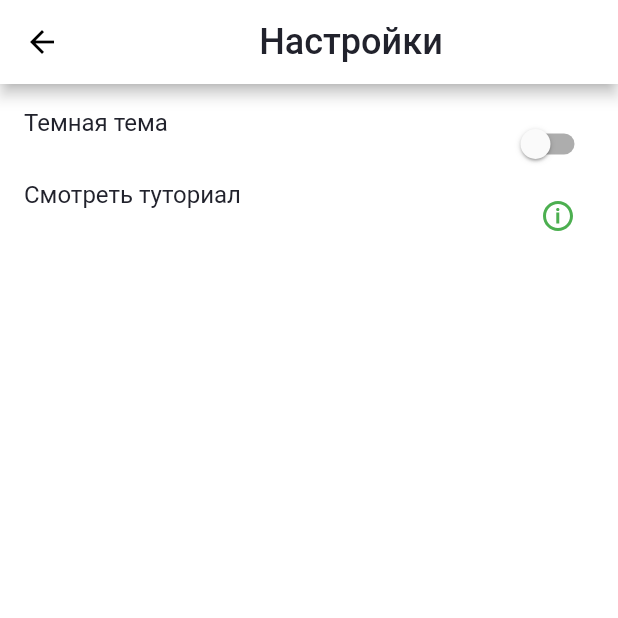
After one commit to alinalinalina123/surf-flutter-course-ruban, a Flutter app: the SettingsScreen screen opened directly, on a phone screen of 412 x 824 dp, the top half of it. The commit adds this screen. Run offline on Flutter 3.47's test engine with Material 2 defaults, Android fonts, the phone set to English and light mode, and no system bars; our stand-ins replace flutter_svg, geolocator; network calls fail.

Commit message:
Add settings page

```diff
--- a/places/lib/domain/tab_navigation_item.dart
+++ b/places/lib/domain/tab_navigation_item.dart
@@ -1,4 +1,5 @@
 import 'package:flutter/material.dart';
+import 'package:places/ui/screen/settings_screen.dart';
 import 'package:places/ui/screen/sight_list_screen.dart';
 import 'package:places/ui/screen/visiting_screen.dart';
 
@@ -31,7 +32,7 @@ class TabNavigationItem {
       title: Text(""),
     ),
     TabNavigationItem(
-      page: Scaffold(),
+      page: SettingsScreen(),
       icon: Icon(Icons.settings),
       title: Text(""),
     ),
--- a/places/lib/main.dart
+++ b/places/lib/main.dart
@@ -1,20 +1,27 @@
 import 'package:flutter/material.dart';
-import 'package:places/ui/screen/filters_screen.dart';
 import 'package:places/ui/screen/res/themes.dart';
 import 'package:places/ui/screen/tabs_screen.dart';
+import 'package:places/utils/theme_notifier.dart';
+import 'package:provider/provider.dart';
 
 void main() {
-  runApp(App());
+  runApp(
+    ChangeNotifierProvider<ThemeNotifier>(
+      create: (_) => ThemeNotifier(lightTheme),
+      child: App(),
+    ),
+  );
 }
 
 class App extends StatelessWidget {
   // This widget is the root of your application.
   @override
   Widget build(BuildContext context) {
+    final themeNotifier = Provider.of<ThemeNotifier>(context);
     return MaterialApp(
       title: 'Places app',
-      home: FiltersScreen(),
-      theme: lightTheme,
+      home: TabsScreen(),
+      theme: themeNotifier.getTheme(),
     );
   }
 }
--- a/places/lib/ui/res/assets_name.dart
+++ b/places/lib/ui/res/assets_name.dart
@@ -22,6 +22,7 @@ const noneVisitedIcon = "res/images/none_visited_icon.svg";
 
 const arrowIcon = "res/images/arrow_icon.svg";
 const ticIcon = "res/images/tick_choice.svg";
+const infoIcon = "res/images/info_icon.svg";
 
 const hotelIcon = "res/images/category/hotel.svg";
 const cafeIcon = "res/images/category/cafe.svg";
--- a/places/lib/ui/res/strings.dart
+++ b/places/lib/ui/res/strings.dart
@@ -38,3 +38,9 @@ const distanceTitle = "Расстояние";
 const rangeTitle = "от {0} до {1} км";
 const showButtonTitle = "Показать";
 const selectFilters = "Выберите фильтры";
+
+//Settings
+const settingsTitle = "Настройки";
+const darkThemeTitle = "Темная тема";
+const lightThemeTitle = "Светлая тема";
+const watchTutorialTitle = "Смотреть туториал";
--- a/places/lib/ui/screen/res/themes.dart
+++ b/places/lib/ui/screen/res/themes.dart
@@ -24,6 +24,11 @@ ThemeData darkTheme = ThemeData(
       headline3: TextStyle(
         color: dTextMain,
         fontWeight: FontWeight.w500,
+        fontStyle: FontStyle.normal,
+        fontSize: 16,
+      ),
+      headline4: TextStyle(
+        color: dTextMain,
         fontStyle: FontStyle.normal,
         fontSize: 16,
       ),
@@ -76,6 +81,11 @@ ThemeData lightTheme = ThemeData(
         fontStyle: FontStyle.normal,
         fontSize: 16,
       ),
+      headline4: TextStyle(
+        color: lTextMain,
+        fontStyle: FontStyle.normal,
+        fontSize: 16,
+      ),
     ),
     tabBarTheme: TabBarTheme(
       indicator: ShapeDecoration(
--- /dev/null
+++ b/places/lib/ui/screen/settings_screen.dart
@@ -0,0 +1,93 @@
+import 'package:flutter/material.dart';
+import 'package:flutter_svg/flutter_svg.dart';
+import 'package:places/ui/res/assets_name.dart';
+import 'package:places/ui/res/colors.dart';
+import 'package:places/ui/res/strings.dart';
+import 'package:places/ui/screen/res/themes.dart';
+import 'package:places/utils/theme_notifier.dart';
+import 'package:provider/provider.dart';
+
+class SettingsScreen extends StatefulWidget {
+  @override
+  _SettingsScreenState createState() => _SettingsScreenState();
+}
+
+class _SettingsScreenState extends State<SettingsScreen> {
+  var _darkTheme = false;
+
+  @override
+  Widget build(BuildContext context) {
+
+    return Scaffold(
+      appBar: AppBar(
+        title: Center(
+          child: Text(
+            settingsTitle,
+            style: Theme.of(context).textTheme.headline2,
+            textAlign: TextAlign.center,
+          ),
+        ),
+      ),
+      body: Padding(
+        padding: EdgeInsets.all(16.0),
+        child: Column(
+          children: [
+            _darkThemeSwitcherWidget(),
+            _tutorialWatchWidget(),
+          ],
+          mainAxisAlignment: MainAxisAlignment.start,
+          mainAxisSize: MainAxisSize.max,
+          crossAxisAlignment: CrossAxisAlignment.start,
+        ),
+      ),
+    );
+  }
+
+  Widget _darkThemeSwitcherWidget() {
+    final themeNotifier = Provider.of<ThemeNotifier>(context);
+    _darkTheme = (themeNotifier.getTheme() == darkTheme);
+    return Row(
+      children: [
+        Text(
+          darkThemeTitle,
+          style: Theme.of(context).textTheme.headline4,
+        ),
+        Switch.adaptive(
+          value: _darkTheme,
+          activeColor: colorGreen,
+          onChanged: (isDark) {
+            setState(() {
+              _darkTheme = isDark;
+            });
+            onThemeChanged(isDark, themeNotifier);
+          },
+        )
+      ],
+      mainAxisAlignment: MainAxisAlignment.spaceBetween,
+      mainAxisSize: MainAxisSize.max,
+      crossAxisAlignment: CrossAxisAlignment.start,
+    );
+  }
+
+  Widget _tutorialWatchWidget() {
+    return Row(
+      children: [
+        Text(
+          watchTutorialTitle,
+          style: Theme.of(context).textTheme.headline4,
+        ),
+        IconButton(
+          icon: SvgPicture.asset(infoIcon),
+          onPressed: () {},
+        )
+      ],
+      mainAxisAlignment: MainAxisAlignment.spaceBetween,
+      mainAxisSize: MainAxisSize.max,
+      crossAxisAlignment: CrossAxisAlignment.start,
+    );
+  }
+
+  void onThemeChanged(bool value, ThemeNotifier themeNotifier) async {
+    value ? themeNotifier.setTheme(darkTheme) : themeNotifier.setTheme(lightTheme);
+  }
+}
--- /dev/null
+++ b/places/lib/utils/theme_notifier.dart
@@ -0,0 +1,14 @@
+import 'package:flutter/material.dart';
+
+class ThemeNotifier with ChangeNotifier {
+  ThemeData _themeData;
+
+  ThemeNotifier(this._themeData);
+
+  getTheme() => _themeData;
+
+  setTheme(ThemeData themeData) async {
+    _themeData = themeData;
+    notifyListeners();
+  }
+}
--- a/places/pubspec.yaml
+++ b/places/pubspec.yaml
@@ -15,6 +15,7 @@ dependencies:
   flutter_svg: ^0.19.2
   geolocator: ^6.1.14
   intl: 0.15.7
+  provider: ^3.1.0
 
 dev_dependencies:
   flutter_test:
```
Also changed, not shown: places/res/images/info_icon.svg (added), 1 other file.
